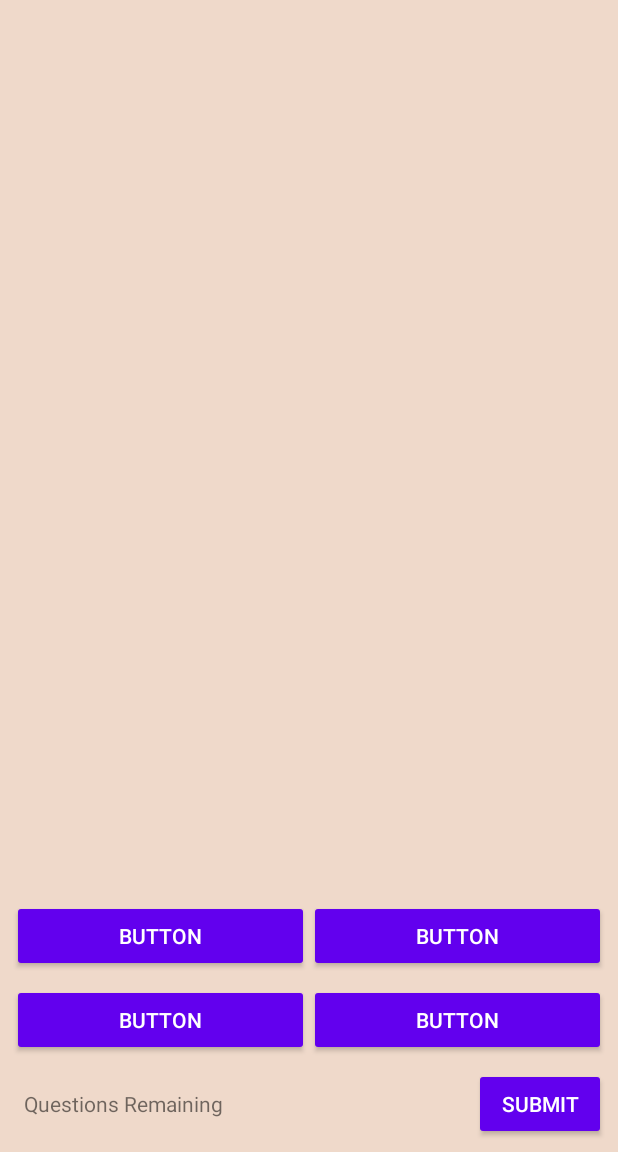
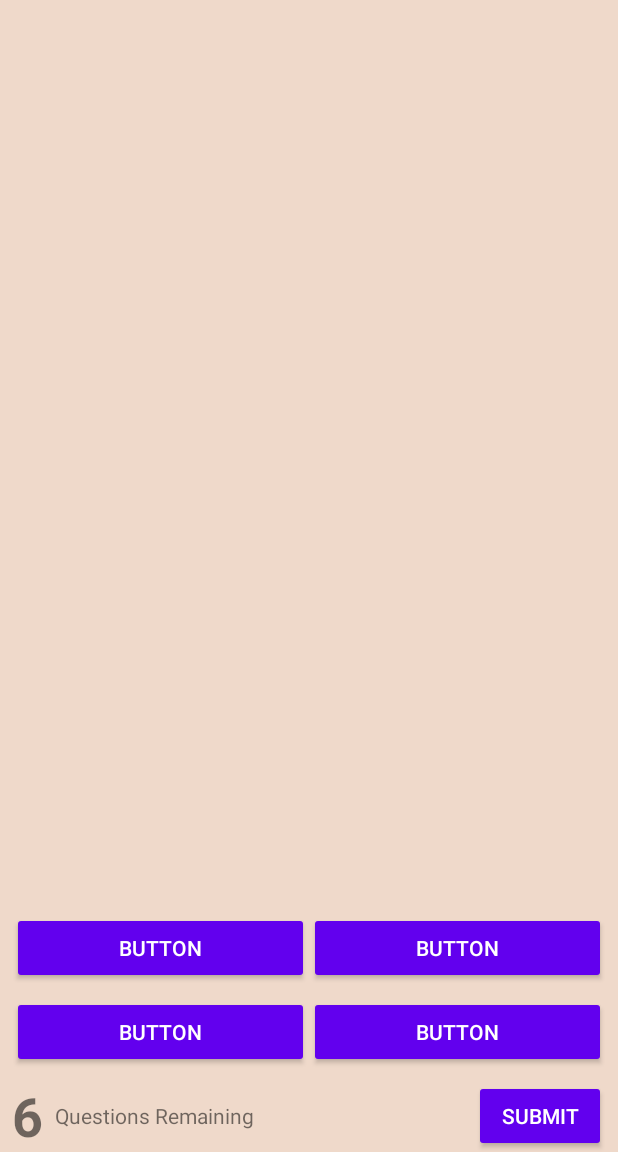
Before and after one commit to JamesLDeveloper/Unquote, an Android app: the screen it shows after launch (MainActivity), on a phone screen of 412 x 824 dp, the part 84-1236 px from its top. Run offline under Robolectric (Android 15) with nearby library versions, the phone set to English and light mode, and no system bars; our stand-ins replace navigation-ui.

Commit message:
assign member variables, display remaining question count

```diff
--- a/app/src/main/java/com/example/unquote/MainActivity.java
+++ b/app/src/main/java/com/example/unquote/MainActivity.java
@@ -37,6 +37,7 @@ public class MainActivity extends AppCompatActivity {
 ImageView questionImageView;
 TextView questionTextView;
 TextView questionsRemainingTextView;
+TextView questionsRemainingCountTextView;
 Button answer0Button;
 Button answer1Button;
 Button answer2Button;
@@ -78,6 +79,7 @@ Button submitButton;
         questionImageView = findViewById(R.id.iv_main_question_image);
         questionTextView = findViewById(R.id.tv_main_question_title);
         questionsRemainingTextView = findViewById(R.id.tv_main_questions_remaining);
+        questionsRemainingCountTextView = findViewById(R.id.tv_main_questions_remaining_count);
         answer0Button = findViewById(R.id.btn_main_answer_0);
         answer1Button = findViewById(R.id.btn_main_answer_1);
         answer2Button = findViewById(R.id.btn_main_answer_2);
@@ -98,8 +100,10 @@ Button submitButton;
 
     // TODO 3-C: displayQuestionsRemaining(int questionRemaining) {...}
 
-    public void displayQuestionsRemaining(int q){
+    public void displayQuestionsRemaining(int questionsRemaining){
+//questionsRemainingTextView.setText(questionsRemaining);
 
+questionsRemainingCountTextView.setText(String.valueOf(questionsRemaining));
 
     }
 
@@ -141,6 +145,16 @@ Button submitButton;
 // displayQuestion(firstQuestion);
 // displayQuestionsRemaining(questions.size());
 
+        // TODO 3-D.ii: Uncomment the line below after implementing displayQuestionsRemaining(int)
+         displayQuestionsRemaining(questions.size());
+
+        // TODO 3-H.ii: Uncomment after implementing displayQuestion(Question)
+        // displayQuestion(firstQuestion);
+
+
+
+
+
     }
 
     // TODO #4 add chooseNewQuestion() here
@@ -169,7 +183,7 @@ public Question getCurrentQuestion(){
         }
         questions.remove(getCurrentQuestion());
         // TODO 3-D.i: Uncomment the line below after implementing displayQuestionsRemaining(int)
-        // displayQuestionsRemaining(questions.size());
+         displayQuestionsRemaining(questions.size());
         if (questions.size() == 0) {
             System.out.println(getGameOverMessage(totalCorrect, totalQuestions));
             // TODO 5-D: Show a popup instead
--- a/app/src/main/res/layout/activity_main.xml
+++ b/app/src/main/res/layout/activity_main.xml
@@ -38,7 +38,7 @@
         android:layout_width="wrap_content"
         android:layout_height="wrap_content"
         android:layout_marginStart="8dp"
-        android:textSize="48sp"
+        android:textSize="36sp"
         android:textStyle="bold"
         app:layout_constraintBottom_toBottomOf="parent"
         app:layout_constraintStart_toStartOf="parent"
```
